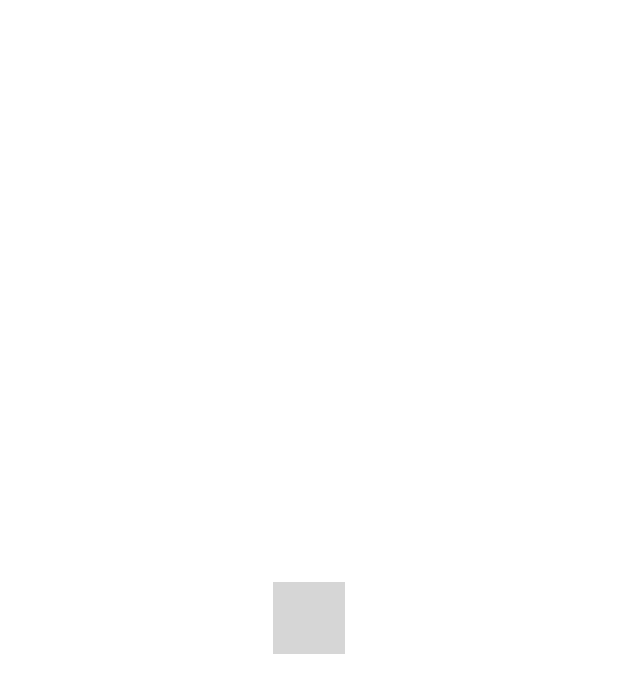
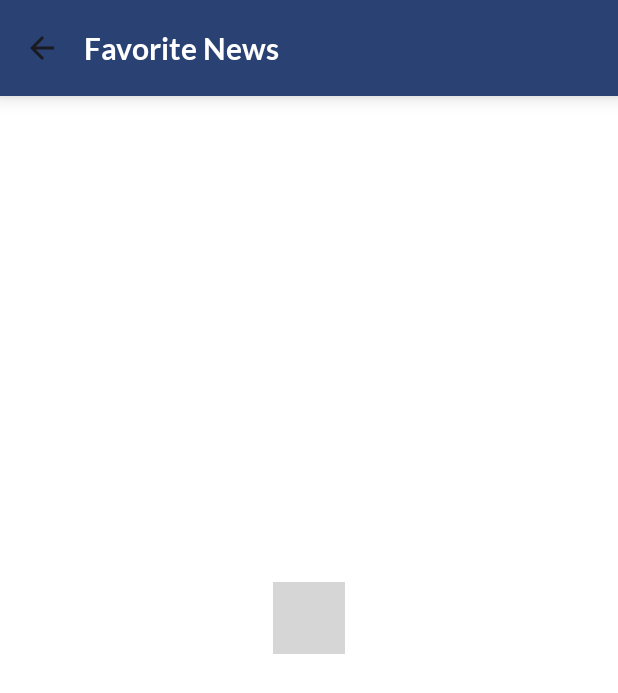
Before and after one commit to KevinMartinezC/News_The_Guardian_API_APP, an Android app built with Jetpack Compose: the @Preview function FavoriteScreenPreview, on a phone screen of 412 x 824 dp. Shown: the top 693 px of the screen. Run offline under Robolectric (Android 15) with nearby library versions, the phone set to English and light mode, and no system bars; our stand-ins replace Room's generated code; 1 statement that could not run was skipped; grey boxes are pictures that could not be loaded.

Commit message:
feat: add Topbar in the FavoriteScreen

```diff
--- a/app/src/main/AndroidManifest.xml
+++ b/app/src/main/AndroidManifest.xml
@@ -4,7 +4,7 @@
     <uses-permission android:name="android.permission.INTERNET"/>
 
     <application
-        android:name=".App"
+        android:name=".data.di.App"
         android:allowBackup="true"
         android:dataExtractionRules="@xml/data_extraction_rules"
         android:fullBackupContent="@xml/backup_rules"
--- a/app/src/main/java/com/example/news/components/favorite/FavoriteScreen.kt
+++ b/app/src/main/java/com/example/news/components/favorite/FavoriteScreen.kt
@@ -23,9 +23,9 @@ import androidx.compose.ui.unit.dp
 import androidx.navigation.NavHostController
 import androidx.navigation.compose.rememberNavController
 import com.example.news.R
-import com.example.news.theme.MyApplicationTheme
 import com.example.news.components.favorite.model.local.FavoriteArticle
 import com.example.news.components.favorite.utils.isLandscape
+import com.example.news.theme.MyApplicationTheme
 import kotlinx.coroutines.flow.MutableStateFlow
 import kotlinx.coroutines.flow.StateFlow
 
@@ -59,6 +59,8 @@ fun FavoriteScreen(
         val cardWidth = screenWidth * cardWidthFactor
         val cardHeight = screenHeight * cardHeightFactor
         val padding = (screenWidth - cardWidth) / 2
+
+        FavoriteScreenTopBar(navController = navController)
 
         Box(
             modifier = Modifier.fillMaxSize(),
--- /dev/null
+++ b/app/src/main/java/com/example/news/components/favorite/FavoriteScreenTopBar.kt
@@ -0,0 +1,44 @@
+package com.example.news.components.favorite
+
+import androidx.compose.material.icons.Icons
+import androidx.compose.material.icons.filled.ArrowBack
+import androidx.compose.material3.ExperimentalMaterial3Api
+import androidx.compose.material3.Icon
+import androidx.compose.material3.IconButton
+import androidx.compose.material3.MaterialTheme
+import androidx.compose.material3.Text
+import androidx.compose.material3.TopAppBar
+import androidx.compose.material3.TopAppBarDefaults.topAppBarColors
+import androidx.compose.runtime.Composable
+import androidx.compose.ui.Modifier
+import androidx.compose.ui.draw.shadow
+import androidx.compose.ui.res.dimensionResource
+import androidx.compose.ui.res.stringResource
+import androidx.navigation.NavHostController
+import com.example.news.R
+
+@OptIn(ExperimentalMaterial3Api::class)
+@Composable
+fun FavoriteScreenTopBar(navController: NavHostController) {
+    TopAppBar(
+        title = {
+            Text(
+                text = stringResource(R.string.favorite_news),
+                style = MaterialTheme.typography.headlineSmall
+            )
+        },
+        navigationIcon = {
+            IconButton(onClick = { navController.popBackStack() }) {
+                Icon(
+                    imageVector = Icons.Filled.ArrowBack,
+                    contentDescription = stringResource(R.string.back_to_search)
+                )
+            }
+        },
+        colors = topAppBarColors(
+            containerColor = MaterialTheme.colorScheme.primary,
+            titleContentColor = MaterialTheme.colorScheme.onPrimary
+        ),
+        modifier = Modifier.shadow(elevation = dimensionResource(id = R.dimen.elevation_8))
+    )
+}
--- a/app/src/main/java/com/example/news/DataStoreProvider.kt
+++ b/app/src/main/java/com/example/news/components/search/model/datastore/DataStoreProvider.kt
@@ -1,4 +1,4 @@
-package com.example.news
+package com.example.news.components.search.model.datastore
 
 import android.content.Context
 import androidx.datastore.core.DataStore
@@ -6,7 +6,7 @@ import androidx.datastore.preferences.core.Preferences
 import androidx.datastore.preferences.core.edit
 import androidx.datastore.preferences.core.stringPreferencesKey
 import androidx.datastore.preferences.preferencesDataStore
-import com.example.news.DataStoreProvider.Companion.PREFS_NAME
+import com.example.news.components.search.model.datastore.DataStoreProvider.Companion.PREFS_NAME
 import com.example.news.data.network.model.Filter
 import kotlinx.coroutines.flow.Flow
 import kotlinx.coroutines.flow.map
--- a/app/src/main/java/com/example/news/components/search/viewmodel/SearchViewModel.kt
+++ b/app/src/main/java/com/example/news/components/search/viewmodel/SearchViewModel.kt
@@ -4,7 +4,7 @@ import androidx.lifecycle.ViewModel
 import androidx.lifecycle.viewModelScope
 import androidx.paging.PagingData
 import androidx.paging.cachedIn
-import com.example.news.DataStoreProvider
+import com.example.news.components.search.model.datastore.DataStoreProvider
 import com.example.news.data.network.model.Article
 import com.example.news.data.network.model.Filter
 import com.example.news.components.search.model.repository.GuardianRepository
--- a/app/src/main/java/com/example/news/App.kt
+++ b/app/src/main/java/com/example/news/data/di/App.kt
@@ -1,8 +1,8 @@
-package com.example.news
+package com.example.news.data.di
 
 import android.app.Application
 import androidx.room.Room
-import com.example.news.App.Companion.DATABASE_NAME
+import com.example.news.data.di.App.Companion.DATABASE_NAME
 import com.example.news.components.favorite.viewmodel.FavoritesViewModel
 import com.example.news.components.search.viewmodel.SearchViewModel
 import com.example.news.components.favorite.model.local.NewsDatabase
@@ -13,6 +13,7 @@ import com.example.news.components.search.model.repository.GuardianRepository
 import com.example.news.components.search.model.repository.GuardianRepositoryImpl
 import com.example.news.components.favorite.model.repository.FavoriteArticlesRepository
 import com.example.news.components.favorite.model.repository.FavoriteArticlesRepositoryImpl
+import com.example.news.components.search.model.datastore.DataStoreProvider
 import org.koin.android.ext.koin.androidContext
 import org.koin.androidx.viewmodel.dsl.viewModel
 import org.koin.core.context.GlobalContext.startKoin
--- a/app/src/main/res/values/dimens.xml
+++ b/app/src/main/res/values/dimens.xml
@@ -14,5 +14,6 @@
     <dimen name="padding_64dp">64dp</dimen>
     <dimen name="size_275">275dp</dimen>
     <dimen name="size_24">24dp</dimen>
+    <dimen name="elevation_8">8dp</dimen>
 
 </resources>
--- a/app/src/main/res/values/strings.xml
+++ b/app/src/main/res/values/strings.xml
@@ -10,4 +10,6 @@
     <string name="favorite_article_icon">Favorite article icon</string>
     <string name="search_icon">search icon</string>
     <string name="no_favorites_added_yet">No favorites added yet.</string>
+    <string name="back_to_search">back to search</string>
+    <string name="favorite_news">Favorite News</string>
 </resources>
```
